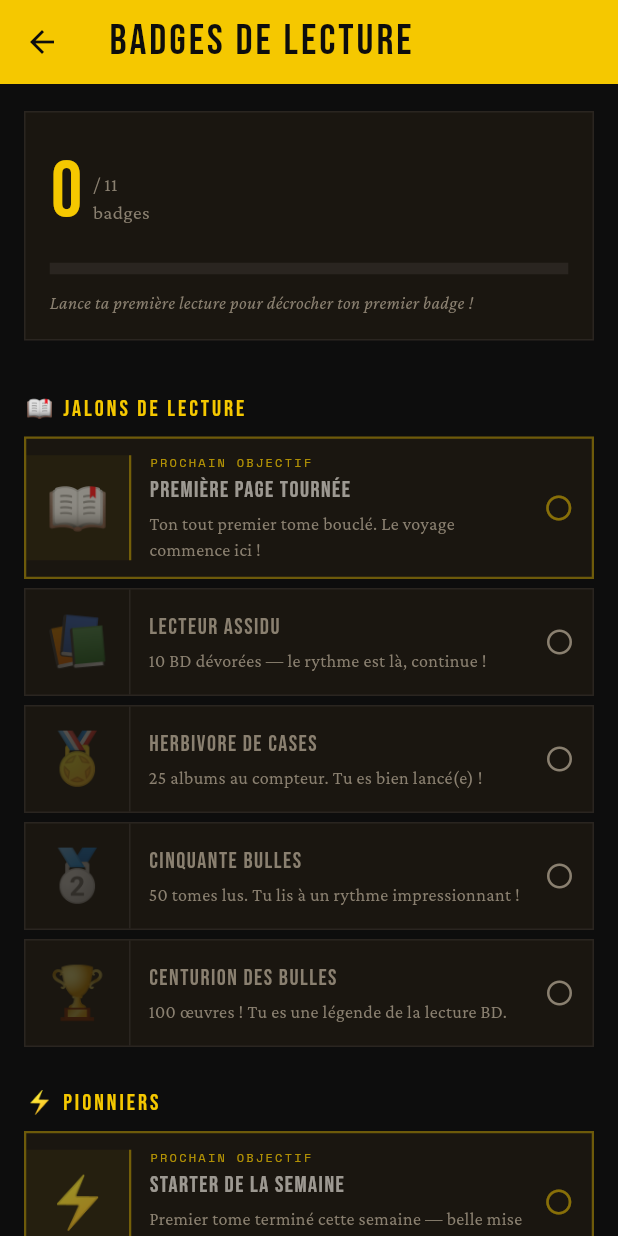
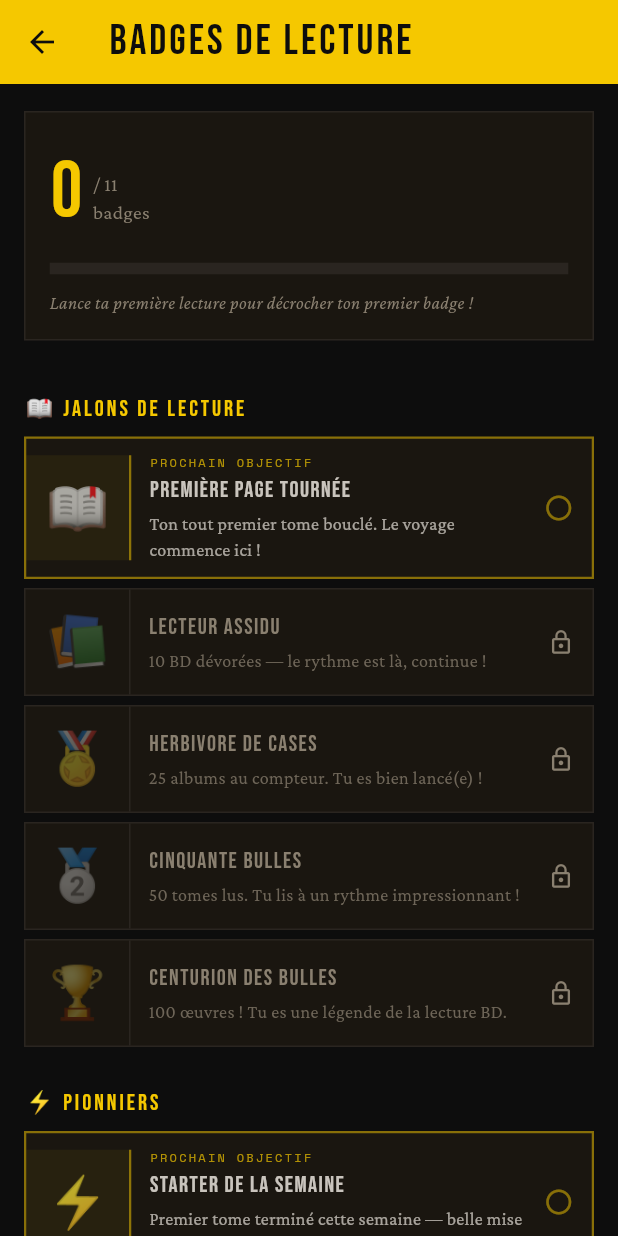
Before and after one commit to Bzhdha/MyBookShelves, a Flutter app: the ReadingBadgesPage screen opened directly, on a phone screen of 412 x 824 dp. Run offline on Flutter 3.47's test engine with Material 3 defaults, Android fonts, the phone set to English and light mode, and no system bars; our stand-ins replace camera, drift, flutter_secure_storage, google_fonts, local_auth, share_plus and 2 more; missing offline and left inert: file_selector, google_mlkit_text_recognition, mobile_scanner, rectangle_detector; accounts and stored records are empty; generated files the repository leaves out were written again.

Commit message:
feat(badges): centralise visual states and improve badge visibility
Introduce _BS enum + _BStyle record + _bstyle() to centralise the three
badge visual states (earned / next / locked). Increases opacity/contrast
for non-earned badges so the full catalogue remains legible:
- next: emoji opacity 0.7 (was 0.55), title alpha 0.8, description kPaper 0.65
- locked: emoji opacity 0.35 (was 0.25), description kMuted 0.75
- locked icon switched to lock_outline for clearer UX semantics

https://claude.ai/code/session_0188NnqSFXCcZCBGuwbjXm3Q

```diff
--- a/bd_library_app/lib/features/reading/ui/reading_badges_page.dart
+++ b/bd_library_app/lib/features/reading/ui/reading_badges_page.dart
@@ -28,6 +28,29 @@ const _cats = [
 ];
 
 const _total = 11;
+
+// ── États visuels centralisés ────────────────────────────────────────────────
+enum _BS { earned, next, locked }
+
+typedef _BStyle = ({Color border, double bw, double emojiOp, Color titleC, Color descC, Color bgLeft});
+
+_BStyle _bstyle(_BS s) => switch (s) {
+  _BS.earned => (
+    border: kYellow, bw: 2.0, emojiOp: 1.0,
+    titleC: kYellow, descC: kPaper,
+    bgLeft: kYellow.withValues(alpha: .15),
+  ),
+  _BS.next => (
+    border: kYellow.withValues(alpha: .5), bw: 1.5, emojiOp: .7,
+    titleC: kPaper.withValues(alpha: .8), descC: kPaper.withValues(alpha: .65),
+    bgLeft: kYellow.withValues(alpha: .06),
+  ),
+  _BS.locked => (
+    border: kBorder, bw: 1.0, emojiOp: .35,
+    titleC: kMuted, descC: kMuted.withValues(alpha: .75),
+    bgLeft: Colors.transparent,
+  ),
+};
 
 class ReadingBadgesPage extends StatefulWidget {
   const ReadingBadgesPage({super.key});
@@ -152,47 +175,35 @@ class _BadgeRow extends StatelessWidget {
   Widget build(BuildContext ctx) {
     final meta = readingBadgeMeta(badgeId);
     final ok = row != null;
-    final borderColor = ok ? kYellow : isNext ? kYellow.withValues(alpha: 0.38) : kBorder;
-    final borderWidth = ok ? 2.0 : isNext ? 1.5 : 1.0;
+    final bs = ok ? _BS.earned : isNext ? _BS.next : _BS.locked;
+    final st = _bstyle(bs);
     return Container(
       margin: const EdgeInsets.only(bottom: 6),
       decoration: BoxDecoration(
         color: kPanelBg,
-        border: Border.all(color: borderColor, width: borderWidth),
+        border: Border.all(color: st.border, width: st.bw),
       ),
       child: Row(children: [
         Container(
-          width: 70,
-          height: 70,
+          width: 70, height: 70,
           alignment: Alignment.center,
           decoration: BoxDecoration(
-            color: ok ? kYellow.withValues(alpha: 0.12) : isNext ? kYellow.withValues(alpha: 0.05) : Colors.transparent,
-            border: Border(right: BorderSide(color: borderColor, width: borderWidth)),
+            color: st.bgLeft,
+            border: Border(right: BorderSide(color: st.border, width: st.bw)),
           ),
-          child: Opacity(
-            opacity: ok ? 1.0 : isNext ? 0.55 : 0.25,
-            child: Text(emoji, style: const TextStyle(fontSize: 34)),
-          ),
+          child: Opacity(opacity: st.emojiOp, child: Text(emoji, style: const TextStyle(fontSize: 34))),
         ),
         Expanded(
           child: Padding(
             padding: const EdgeInsets.fromLTRB(12, 10, 4, 10),
             child: Column(crossAxisAlignment: CrossAxisAlignment.start, children: [
-              if (isNext) ...[
-                Text('PROCHAIN OBJECTIF', style: tMono(8, c: kYellow.withValues(alpha: 0.7), ls: 1.5)),
+              if (bs == _BS.next) ...[
+                Text('PROCHAIN OBJECTIF', style: tMono(8, c: kYellow.withValues(alpha: .7), ls: 1.5)),
                 const SizedBox(height: 3),
               ],
-              Text(
-                meta?.title ?? badgeId,
-                style: tBebas(15, c: ok ? kYellow : isNext ? kPaper.withValues(alpha: 0.6) : kMuted, ls: 1),
-              ),
+              Text(meta?.title ?? badgeId, style: tBebas(15, c: st.titleC, ls: 1)),
               const SizedBox(height: 3),
-              Text(
-                meta?.description ?? '',
-                style: tSerif(12, c: ok ? kPaper : kMuted),
-                maxLines: 2,
-                overflow: TextOverflow.ellipsis,
-              ),
+              Text(meta?.description ?? '', style: tSerif(12, c: st.descC), maxLines: 2, overflow: TextOverflow.ellipsis),
               if (ok) ...[
                 const SizedBox(height: 5),
                 Row(children: [
@@ -206,11 +217,11 @@ class _BadgeRow extends StatelessWidget {
         ),
         Padding(
           padding: const EdgeInsets.only(right: 12),
-          child: ok
-              ? const Icon(Icons.emoji_events, color: kYellow, size: 22)
-              : isNext
-                  ? Icon(Icons.radio_button_unchecked, color: kYellow.withValues(alpha: 0.5), size: 20)
-                  : const Icon(Icons.radio_button_unchecked, color: kMuted, size: 20),
+          child: switch (bs) {
+            _BS.earned => const Icon(Icons.emoji_events, color: kYellow, size: 22),
+            _BS.next   => Icon(Icons.radio_button_unchecked, color: kYellow.withValues(alpha: .5), size: 20),
+            _BS.locked => const Icon(Icons.lock_outline, color: kMuted, size: 18),
+          },
         ),
       ]),
     );
```
